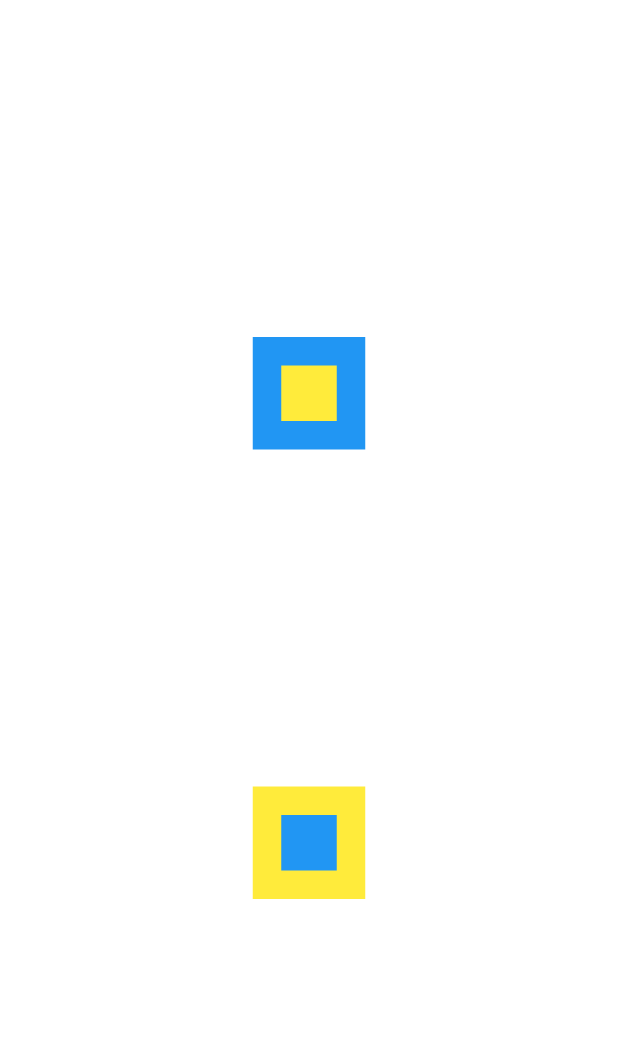
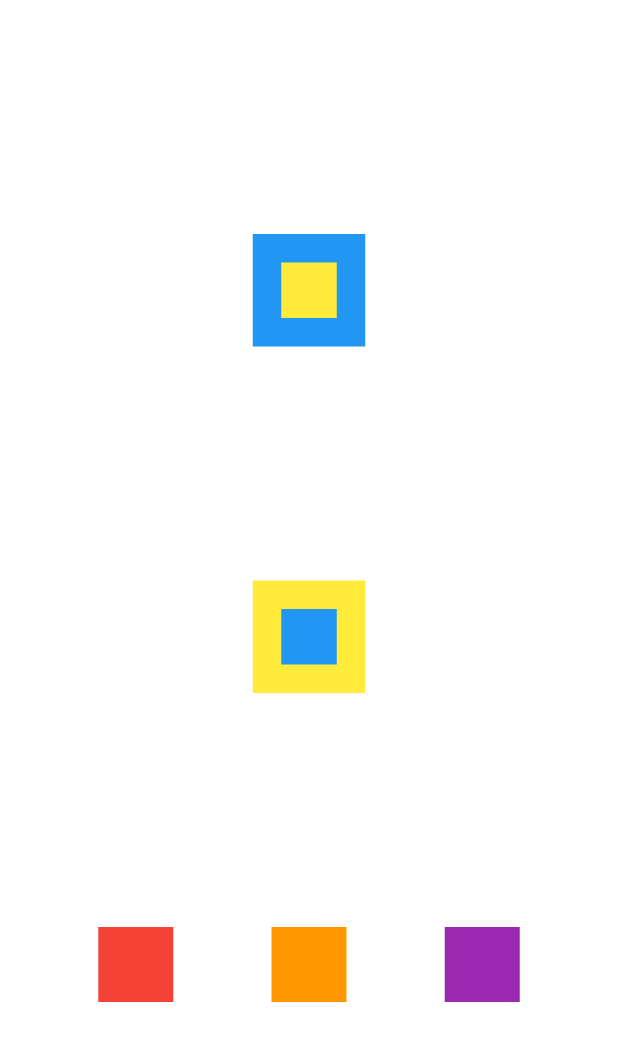
Before and after one commit to AndreAloise/first_flutter_project, a Flutter app: the screen it shows after launch, on a phone screen of 412 x 824 dp. Shown: the top 1041 px of the screen. Run offline on Flutter 3.47's test engine with Material 2 defaults, Android fonts, the phone set to English and light mode, and no system bars.

Commit message:
Removendo método de Row, adicionando uma row  dentro da column

```diff
--- a/lib/main.dart
+++ b/lib/main.dart
@@ -52,30 +52,27 @@ class MyApp extends StatelessWidget {
               height: 37,
             )
           ],
-        )
-      ],
-    );
-  }
-
-  Row row1() {
-    return Row(
+        ),
+        Row(
           mainAxisAlignment: MainAxisAlignment.spaceEvenly,
-      crossAxisAlignment: CrossAxisAlignment.end,
+          crossAxisAlignment: CrossAxisAlignment.center,
           children: [
             Container(
               color: Colors.red,
-          width: 150,
-          height: 150,
+              width: 50,
+              height: 50,
             ),
             Container(
-          color: Colors.blue,
-          width: 75,
-          height: 75,
+              color: Colors.orange,
+              width: 50,
+              height: 50,
             ),
             Container(
-          color: Colors.yellow,
-          width: 37,
-          height: 37,
+              color: Colors.purple,
+              width: 50,
+              height: 50,
+            )
+          ],
         )
       ],
     );
```
Lines whose indentation alone changed are shown as unchanged.
